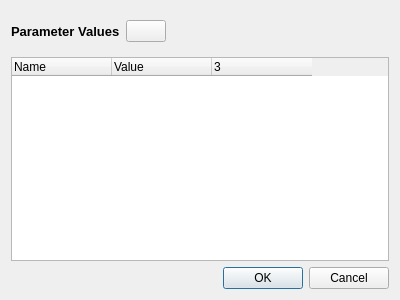
Qt form baramFlow/view/solution/run/user_parameters_dialog.ui (nextfoam/baram) before a commit.
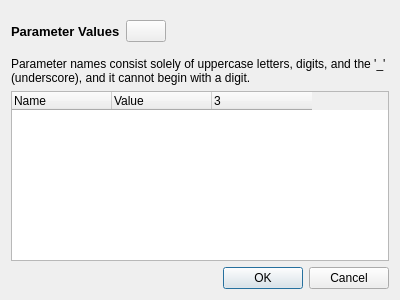
The same form after that commit. Icons and pictures are not drawn. Custom widgets are drawn as their Qt base class.

Commit message: Issue baram#14, Guide for the naming of User Parameters has been added

Patch:
```diff
--- a/baramFlow/view/solution/run/user_parameters_dialog.ui
+++ b/baramFlow/view/solution/run/user_parameters_dialog.ui
@@ -60,6 +60,16 @@
      </layout>
     </widget>
    </item>
+   <item>
+    <widget class="QLabel" name="label_2">
+     <property name="text">
+      <string>Parameter names consist solely of uppercase letters, digits, and the '_' (underscore), and it cannot begin with a digit.</string>
+     </property>
+     <property name="wordWrap">
+      <bool>true</bool>
+     </property>
+    </widget>
+   </item>
    <item>
     <widget class="QTreeWidget" name="parameters">
      <property name="indentation">
```
